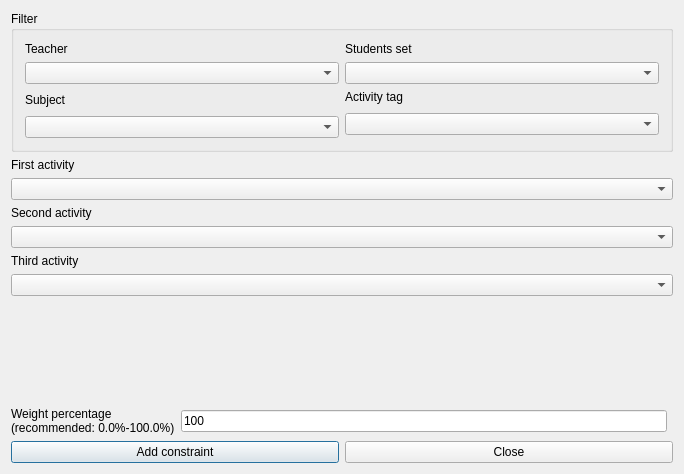
janLo/FET, file src/interface/addconstraintthreeactivitiesgroupedform_template.ui: the form before one commit.
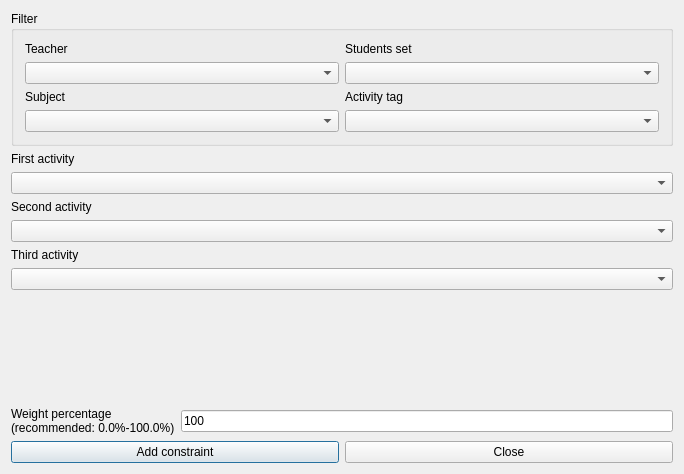
The form after the commit. Custom widgets are drawn as their Qt base class.

The edit to the form file:
```diff
--- a/src/interface/addconstraintthreeactivitiesgroupedform_template.ui
+++ b/src/interface/addconstraintthreeactivitiesgroupedform_template.ui
@@ -13,99 +13,22 @@
   <property name="windowTitle">
    <string extracomment="This is the title of the dialog to add a new constraint of this type">Add three activities grouped</string>
   </property>
-  <layout class="QGridLayout">
-   <item row="1" column="0" colspan="2">
-    <layout class="QVBoxLayout">
-     <item>
-      <widget class="QLabel" name="activityTextLabel">
-       <property name="frameShape">
-        <enum>QFrame::NoFrame</enum>
-       </property>
-       <property name="frameShadow">
-        <enum>QFrame::Plain</enum>
-       </property>
-       <property name="text">
-        <string>First activity</string>
-       </property>
-       <property name="wordWrap">
-        <bool>false</bool>
-       </property>
-      </widget>
-     </item>
-     <item>
-      <widget class="QComboBox" name="firstActivitiesComboBox">
-       <property name="maximumSize">
-        <size>
-         <width>32767</width>
-         <height>32767</height>
-        </size>
-       </property>
-       <property name="editable">
-        <bool>false</bool>
-       </property>
-       <property name="insertPolicy">
-        <enum>QComboBox::NoInsert</enum>
-       </property>
-       <property name="autoCompletion">
-        <bool>false</bool>
-       </property>
-       <property name="duplicatesEnabled">
-        <bool>false</bool>
-       </property>
-      </widget>
-     </item>
-    </layout>
-   </item>
-   <item row="2" column="0" colspan="2">
-    <layout class="QVBoxLayout">
-     <item>
-      <widget class="QLabel" name="activityTextLabel_2">
-       <property name="frameShape">
-        <enum>QFrame::NoFrame</enum>
-       </property>
-       <property name="frameShadow">
-        <enum>QFrame::Plain</enum>
-       </property>
-       <property name="text">
-        <string>Second activity</string>
-       </property>
-       <property name="wordWrap">
-        <bool>false</bool>
-       </property>
-      </widget>
-     </item>
-     <item>
-      <widget class="QComboBox" name="secondActivitiesComboBox">
-       <property name="maximumSize">
-        <size>
-         <width>32767</width>
-         <height>32767</height>
-        </size>
-       </property>
-       <property name="editable">
-        <bool>false</bool>
-       </property>
-       <property name="insertPolicy">
-        <enum>QComboBox::NoInsert</enum>
-       </property>
-       <property name="autoCompletion">
-        <bool>false</bool>
-       </property>
-       <property name="duplicatesEnabled">
-        <bool>false</bool>
-       </property>
-      </widget>
-     </item>
-    </layout>
-   </item>
-   <item row="0" column="0" colspan="2">
-    <widget class="Q3GroupBox" name="periodGroupBox_2">
+  <layout class="QGridLayout" name="gridLayout_2">
+   <item row="0" column="0">
+    <widget class="QGroupBox" name="filterGroupBox">
      <property name="title">
       <string>Filter</string>
      </property>
-     <layout class="QGridLayout">
-      <item row="1" column="1">
-       <widget class="QComboBox" name="studentsComboBox"/>
+     <layout class="QGridLayout" name="gridLayout">
+      <item row="0" column="0">
+       <widget class="QLabel" name="teachersTextLabel">
+        <property name="text">
+         <string>Teacher</string>
+        </property>
+        <property name="wordWrap">
+         <bool>false</bool>
+        </property>
+       </widget>
       </item>
       <item row="0" column="1">
        <widget class="QLabel" name="studentsTextLabel">
@@ -120,20 +43,10 @@
       <item row="1" column="0">
        <widget class="QComboBox" name="teachersComboBox"/>
       </item>
-      <item row="0" column="0">
-       <widget class="QLabel" name="teachersTextLabel">
-        <property name="text">
-         <string>Teacher</string>
-        </property>
-        <property name="wordWrap">
-         <bool>false</bool>
-        </property>
-       </widget>
+      <item row="1" column="1">
+       <widget class="QComboBox" name="studentsComboBox"/>
       </item>
-      <item row="4" column="0">
-       <widget class="QComboBox" name="subjectsComboBox"/>
-      </item>
-      <item row="2" column="0" rowspan="2">
+      <item row="2" column="0">
        <widget class="QLabel" name="subjectsTextLabel">
         <property name="text">
          <string>Subject</string>
@@ -153,13 +66,88 @@
         </property>
        </widget>
       </item>
-      <item row="3" column="1" rowspan="2">
+      <item row="3" column="0">
+       <widget class="QComboBox" name="subjectsComboBox"/>
+      </item>
+      <item row="3" column="1">
        <widget class="QComboBox" name="activityTagsComboBox"/>
       </item>
      </layout>
     </widget>
    </item>
-   <item row="3" column="0" colspan="2">
+   <item row="1" column="0">
+    <layout class="QVBoxLayout">
+     <item>
+      <widget class="QLabel" name="activityTextLabel">
+       <property name="frameShape">
+        <enum>QFrame::NoFrame</enum>
+       </property>
+       <property name="frameShadow">
+        <enum>QFrame::Plain</enum>
+       </property>
+       <property name="text">
+        <string>First activity</string>
+       </property>
+       <property name="wordWrap">
+        <bool>false</bool>
+       </property>
+      </widget>
+     </item>
+     <item>
+      <widget class="QComboBox" name="firstActivitiesComboBox">
+       <property name="editable">
+        <bool>false</bool>
+       </property>
+       <property name="insertPolicy">
+        <enum>QComboBox::NoInsert</enum>
+       </property>
+       <property name="autoCompletion">
+        <bool>false</bool>
+       </property>
+       <property name="duplicatesEnabled">
+        <bool>false</bool>
+       </property>
+      </widget>
+     </item>
+    </layout>
+   </item>
+   <item row="2" column="0">
+    <layout class="QVBoxLayout">
+     <item>
+      <widget class="QLabel" name="activityTextLabel_2">
+       <property name="frameShape">
+        <enum>QFrame::NoFrame</enum>
+       </property>
+       <property name="frameShadow">
+        <enum>QFrame::Plain</enum>
+       </property>
+       <property name="text">
+        <string>Second activity</string>
+       </property>
+       <property name="wordWrap">
+        <bool>false</bool>
+       </property>
+      </widget>
+     </item>
+     <item>
+      <widget class="QComboBox" name="secondActivitiesComboBox">
+       <property name="editable">
+        <bool>false</bool>
+       </property>
+       <property name="insertPolicy">
+        <enum>QComboBox::NoInsert</enum>
+       </property>
+       <property name="autoCompletion">
+        <bool>false</bool>
+       </property>
+       <property name="duplicatesEnabled">
+        <bool>false</bool>
+       </property>
+      </widget>
+     </item>
+    </layout>
+   </item>
+   <item row="3" column="0">
     <layout class="QVBoxLayout">
      <item>
       <widget class="QLabel" name="activityTextLabel_2_2">
@@ -179,12 +167,6 @@
      </item>
      <item>
       <widget class="QComboBox" name="thirdActivitiesComboBox">
-       <property name="maximumSize">
-        <size>
-         <width>32767</width>
-         <height>32767</height>
-        </size>
-       </property>
        <property name="editable">
         <bool>false</bool>
        </property>
@@ -201,55 +183,6 @@
      </item>
     </layout>
    </item>
-   <item row="7" column="0" colspan="2">
-    <layout class="QHBoxLayout">
-     <item>
-      <widget class="QPushButton" name="addConstraintPushButton">
-       <property name="text">
-        <string>Add constraint</string>
-       </property>
-      </widget>
-     </item>
-     <item>
-      <widget class="QPushButton" name="closePushButton">
-       <property name="text">
-        <string>Close</string>
-       </property>
-      </widget>
-     </item>
-    </layout>
-   </item>
-   <item row="6" column="0">
-    <layout class="QHBoxLayout">
-     <item>
-      <widget class="QLabel" name="weightTextLabel">
-       <property name="frameShape">
-        <enum>QFrame::NoFrame</enum>
-       </property>
-       <property name="frameShadow">
-        <enum>QFrame::Plain</enum>
-       </property>
-       <property name="text">
-        <string>Weight percentage
-(recommended: 0.0%-100.0%)</string>
-       </property>
-       <property name="wordWrap">
-        <bool>false</bool>
-       </property>
-      </widget>
-     </item>
-     <item>
-      <widget class="QLineEdit" name="weightLineEdit">
-       <property name="text">
-        <string>100</string>
-       </property>
-      </widget>
-     </item>
-    </layout>
-   </item>
-   <item row="4" column="1" rowspan="3">
-    <layout class="QVBoxLayout"/>
-   </item>
    <item row="4" column="0">
     <spacer name="spacer2">
      <property name="orientation">
@@ -266,29 +199,58 @@
      </property>
     </spacer>
    </item>
+   <item row="4" column="1">
+    <layout class="QVBoxLayout"/>
+   </item>
+   <item row="5" column="0">
+    <layout class="QHBoxLayout">
+     <item>
+      <widget class="QLabel" name="weightTextLabel">
+       <property name="frameShape">
+        <enum>QFrame::NoFrame</enum>
+       </property>
+       <property name="frameShadow">
+        <enum>QFrame::Plain</enum>
+       </property>
+       <property name="text">
+        <string>Weight percentage
+(recommended: 0.0%-100.0%)</string>
+       </property>
+       <property name="wordWrap">
+        <bool>false</bool>
+       </property>
+      </widget>
+     </item>
+     <item>
+      <widget class="QLineEdit" name="weightLineEdit">
+       <property name="text">
+        <string notr="true">100</string>
+       </property>
+      </widget>
+     </item>
+    </layout>
+   </item>
+   <item row="6" column="0">
+    <layout class="QHBoxLayout">
+     <item>
+      <widget class="QPushButton" name="addConstraintPushButton">
+       <property name="text">
+        <string>Add constraint</string>
+       </property>
+      </widget>
+     </item>
+     <item>
+      <widget class="QPushButton" name="closePushButton">
+       <property name="text">
+        <string>Close</string>
+       </property>
+      </widget>
+     </item>
+    </layout>
+   </item>
   </layout>
  </widget>
  <layoutdefault spacing="6" margin="11"/>
- <customwidgets>
-  <customwidget>
-   <class>Q3GroupBox</class>
-   <extends>QGroupBox</extends>
-   <header>Qt3Support/Q3GroupBox</header>
-   <container>1</container>
-  </customwidget>
- </customwidgets>
- <tabstops>
-  <tabstop>teachersComboBox</tabstop>
-  <tabstop>studentsComboBox</tabstop>
-  <tabstop>subjectsComboBox</tabstop>
-  <tabstop>activityTagsComboBox</tabstop>
-  <tabstop>firstActivitiesComboBox</tabstop>
-  <tabstop>secondActivitiesComboBox</tabstop>
-  <tabstop>thirdActivitiesComboBox</tabstop>
-  <tabstop>weightLineEdit</tabstop>
-  <tabstop>addConstraintPushButton</tabstop>
-  <tabstop>closePushButton</tabstop>
- </tabstops>
  <resources/>
  <connections/>
 </ui>
```
